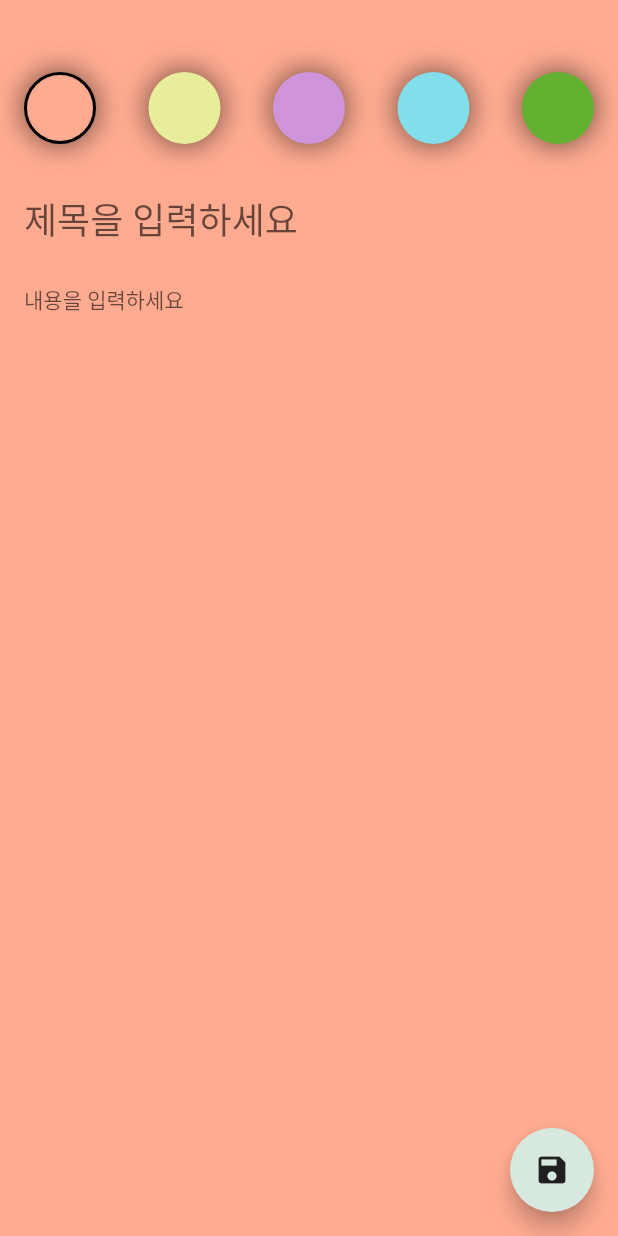
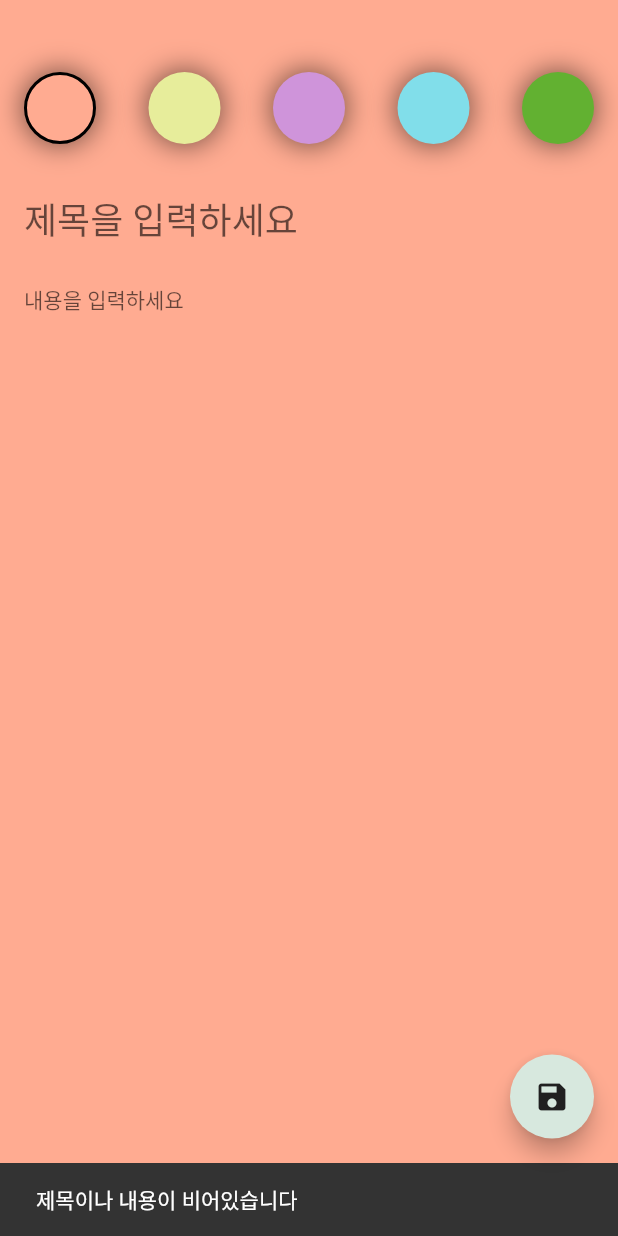
Before and after one commit to Leegeonmin/flutter_noteapp, a Flutter app: the AddEditNoteView screen opened directly, after a tap on the "save" icon, on a phone screen of 412 x 824 dp. Run offline on Flutter 3.47's test engine with Material 2 defaults, Android fonts, the phone set to English and light mode, and no system bars; our stand-ins replace freezed_annotation, sqflite; accounts and stored records are empty.

Commit message:
feat: 이벤트(버튼 클릭)에 따른 핸들러 추가

```diff
--- a/lib/presentation/add_edit_note/add_edit_note_view.dart
+++ b/lib/presentation/add_edit_note/add_edit_note_view.dart
@@ -1,8 +1,13 @@
 import 'package:flutter/material.dart';
+import 'package:flutter_noteapp/domain/model/note.dart';
+import 'package:flutter_noteapp/presentation/add_edit_note/add_edit_note_event.dart';
+import 'package:flutter_noteapp/presentation/add_edit_note/add_edit_note_view_model.dart';
 import 'package:flutter_noteapp/ui/colors.dart';
+import 'package:provider/provider.dart';
 
 class AddEditNoteView extends StatefulWidget {
-  const AddEditNoteView({super.key});
+  final Note? note;
+  const AddEditNoteView({super.key, this.note});
 
   @override
   State<AddEditNoteView> createState() => _AddEditNoteViewState();
@@ -19,7 +24,6 @@ class _AddEditNoteViewState extends State<AddEditNoteView> {
     illusion
   ];
 
-  Color _color = roseBud;
   @override
   void dispose() {
     _titleController.dispose();
@@ -29,16 +33,27 @@ class _AddEditNoteViewState extends State<AddEditNoteView> {
 
   @override
   Widget build(BuildContext context) {
+    final viewModel = context.watch<AddEditNoteViewModel>();
     return Scaffold(
       floatingActionButton: FloatingActionButton(
-        onPressed: () {},
+        onPressed: () {
+          if (_titleController.text.isEmpty ||
+              _contentController.text.isEmpty) {
+            const snackBar = SnackBar(content: Text("제목이나 내용이 비어있습니다"));
+            ScaffoldMessenger.of(context).showSnackBar(snackBar);
+          }
+          viewModel.onEvent(AddEditNoteEvent.addNotes(
+              widget.note == null ? null : widget.note!.id,
+              _titleController.text,
+              _contentController.text));
+        },
         child: const Icon(Icons.save),
       ),
       body: AnimatedContainer(
         duration: const Duration(milliseconds: 200),
         padding:
             const EdgeInsets.only(left: 16, right: 16, bottom: 16, top: 48),
-        color: _color,
+        color: Color(viewModel.color),
         child: Column(
           children: [
             Row(
@@ -46,13 +61,12 @@ class _AddEditNoteViewState extends State<AddEditNoteView> {
               children: noteColors
                   .map((color) => GestureDetector(
                         onTap: () {
-                          setState(() {
-                            _color = color;
-                          });
+                          viewModel.onEvent(
+                              AddEditNoteEvent.changeColor(color.value));
                         },
                         child: BuildBackgroundColor(
                           color: color,
-                          isSelected: _color == color,
+                          isSelected: viewModel.color == color.value,
                         ),
                       ))
                   .toList(),
--- a/lib/presentation/add_edit_note/add_edit_note_view_model.dart
+++ b/lib/presentation/add_edit_note/add_edit_note_view_model.dart
@@ -2,6 +2,7 @@ import 'package:flutter_noteapp/domain/model/note.dart';
 import 'package:flutter_noteapp/domain/repository/note_repository.dart';
 import 'package:flutter_noteapp/presentation/add_edit_note/add_edit_note_event.dart';
 import 'package:flutter/material.dart';
+import 'package:flutter_noteapp/ui/colors.dart';
 
 class AddEditNoteViewModel with ChangeNotifier {
   final NoteRepository repository;
@@ -11,7 +12,7 @@ class AddEditNoteViewModel with ChangeNotifier {
     event.when(addNotes: _addNotes, changeColor: _changeColor);
   }
 
-  int _color = Colors.orange.value;
+  int _color = roseBud.value;
   int get color => _color;
 
   Future<void> _changeColor(int color) async {
```
